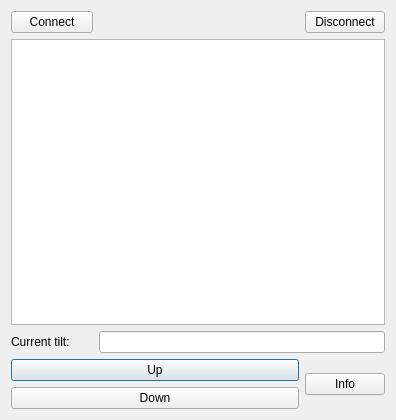
This is src/KinectFrontend/motor_control.ui in ALEXJAZZ008008/KinectLibraries as Qt 5 draws it before an edit. The edited form follows.
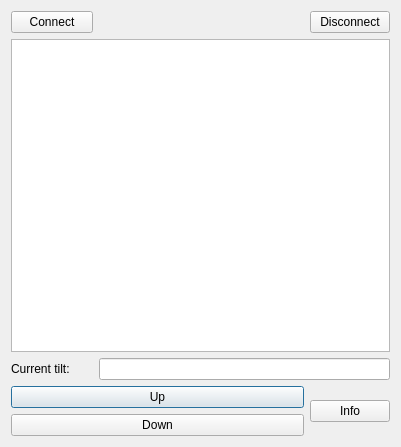
This is the edited form. Icons and pictures are not drawn.

Diff of the .ui file:
```diff
--- a/src/KinectFrontend/motor_control.ui
+++ b/src/KinectFrontend/motor_control.ui
@@ -6,8 +6,8 @@
    <rect>
     <x>0</x>
     <y>0</y>
-    <width>396</width>
-    <height>420</height>
+    <width>401</width>
+    <height>447</height>
    </rect>
   </property>
   <property name="windowTitle">
```
